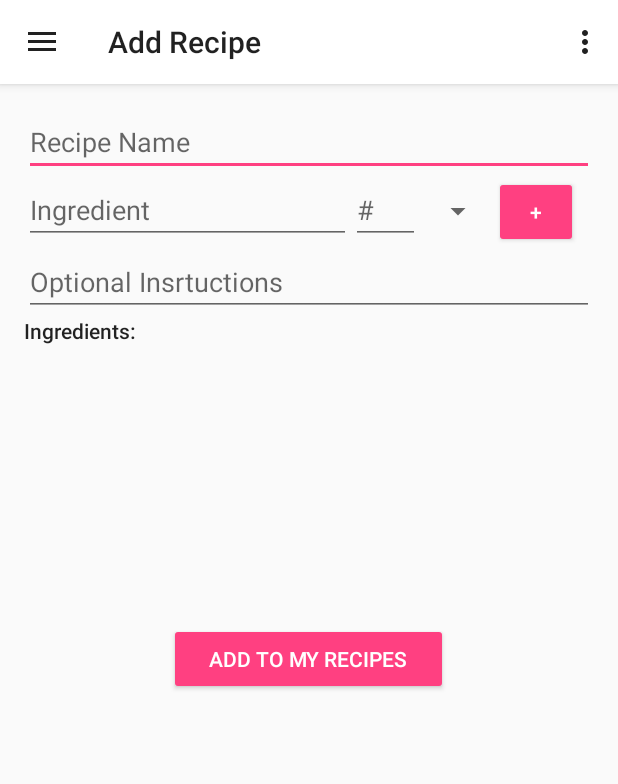
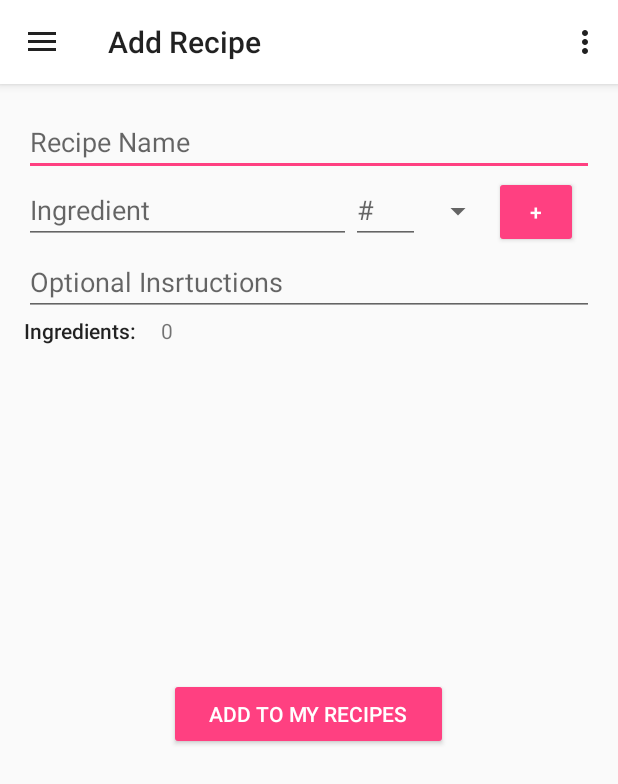
Before and after one commit to basilryen/MealPlanner, an Android app: the screen it shows after launch (MainActivity), after a tap on "Add Recipe", on a phone screen of 412 x 824 dp. Shown: the top 784 px of the screen. Run offline under Robolectric (Android 15) with nearby library versions, the phone set to English and light mode, and no system bars; libraries missing offline, so code that uses them is left out: com.activeandroid, com.activeandroid.annotation, com.activeandroid.query; pictures from the network do not load; 2 statements that could not run were skipped; 3 other taps on this screen came first.

Commit message:
Implementsingredient count on the shopping list and add recipe page

```diff
--- a/app/src/main/java/com/teambazomi/mealplanner/AddRecipe.java
+++ b/app/src/main/java/com/teambazomi/mealplanner/AddRecipe.java
@@ -17,6 +17,7 @@ import android.widget.Button;
 import android.widget.EditText;
 import android.widget.ListView;
 import android.widget.Spinner;
+import android.widget.TextView;
 
 import com.google.gson.Gson;
 import com.google.gson.GsonBuilder;
@@ -43,7 +44,8 @@ public class AddRecipe extends Fragment {
     EditText amount;
     Spinner type;
     ListView lv;
-    List<Ingredient> ings = new ArrayList<>();
+    static TextView ingredientsCount;
+    static List<Ingredient> ings = new ArrayList<>();
     List<Ingredient> reversed = new ArrayList<>();
     List<String> jsonIngs = new ArrayList<>();
 
@@ -77,6 +79,11 @@ public class AddRecipe extends Fragment {
     public void onActivityCreated(Bundle savedInstanceState) {
         super.onActivityCreated(savedInstanceState);
         View v = getView();
+
+        //ShoppingListItems counter
+        ingredientsCount = (TextView) v.findViewById(R.id.ingredientsCount);
+        ingredientsCount.setText(String.valueOf(ings.size()));
+
         // Populate "measurementType" drop-down spinner list with measurement types
         Spinner measurement_dropdown = (Spinner) v.findViewById(R.id.measurementType);
         ArrayAdapter<CharSequence> adapter = ArrayAdapter.createFromResource(getActivity(), R.array.measurements_array, android.R.layout.simple_spinner_item);
@@ -129,6 +136,10 @@ public class AddRecipe extends Fragment {
             List<Ingredient> reversed = ings;
             Collections.reverse(reversed);
             mAdapter.updateList(reversed);
+
+            // Create new ShoppingListItem and save to ShoppingListItems
+            ingredientsCount.setText(String.valueOf(ings.size()));
+
         }
     }
 
@@ -170,4 +181,7 @@ public class AddRecipe extends Fragment {
         // Commit the transaction
         transaction.commit();
     }
+    public static void updateListSize(){
+        ingredientsCount.setText(String.valueOf(ings.size()));
+    }
 }
--- a/app/src/main/res/layout/activity_add_recipe.xml
+++ b/app/src/main/res/layout/activity_add_recipe.xml
@@ -18,7 +18,8 @@
         android:layout_height="match_parent"
         android:layout_alignParentTop="true"
         android:layout_alignParentLeft="true"
-        android:layout_alignParentStart="true">
+        android:layout_alignParentStart="true"
+        android:weightSum="1">
 
         <EditText
             android:layout_width="match_parent"
@@ -73,14 +74,27 @@
             android:ems="10"
             android:id="@+id/recipe_instructions"
             android:hint="Optional Insrtuctions" />
-
-        <TextView
-            android:text="Ingredients:"
+        <LinearLayout
+            android:orientation="horizontal"
             android:layout_width="match_parent"
             android:layout_height="wrap_content"
-            android:id="@+id/ingredients_list_label"
-            android:textAppearance="@style/TextAppearance.AppCompat.Body2" />
+            android:weightSum="1"
+            android:layout_weight="0.11">
 
+            <TextView
+                android:text="Ingredients:"
+                android:layout_width="91dp"
+                android:layout_height="wrap_content"
+                android:id="@+id/ingredients_list_label"
+                android:textAppearance="@style/TextAppearance.AppCompat.Body2" />
+
+            <TextView
+                android:id="@+id/ingredientsCount"
+                android:layout_width="wrap_content"
+                android:layout_height="wrap_content"
+                android:text="TextView" />
+
+        </LinearLayout>
         <android.support.v7.widget.RecyclerView
             android:layout_width="match_parent"
             android:layout_height="173dp"
```
Also changed, not shown: app/src/main/java/com/teambazomi/mealplanner/RemovableItemListAdapter.java (+14 -4 lines), app/src/main/java/com/teambazomi/mealplanner/ShoppingList.java (+16 -3 lines), app/src/main/res/layout/activity_shopping_list.xml (+19 -6 lines).
